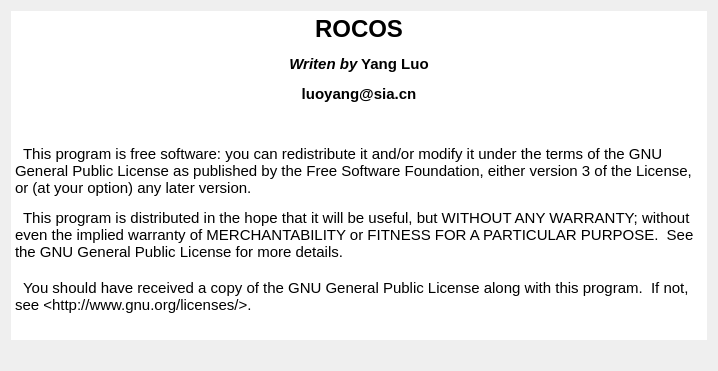
Old version of the form src/AboutDialog.ui in the repository thinkexist1989/rocos-dbg.
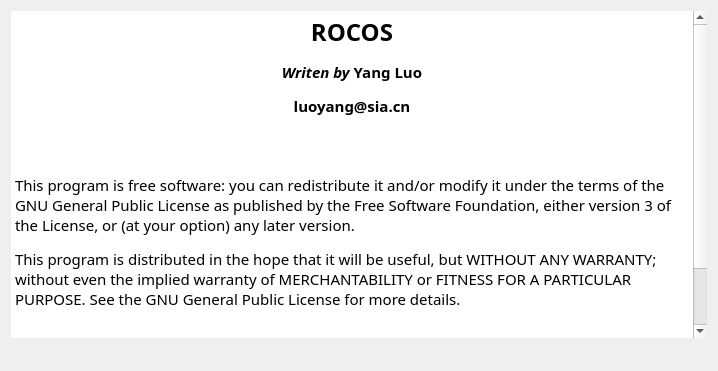
New version of the form. Icons and pictures are not drawn.

```diff
--- a/src/AboutDialog.ui
+++ b/src/AboutDialog.ui
@@ -10,6 +10,11 @@
     <height>371</height>
    </rect>
   </property>
+  <property name="font">
+   <font>
+    <family>腾讯体</family>
+   </font>
+  </property>
   <property name="windowTitle">
    <string>About</string>
   </property>
@@ -26,15 +31,15 @@
       <string>&lt;!DOCTYPE HTML PUBLIC &quot;-//W3C//DTD HTML 4.0//EN&quot; &quot;http://www.w3.org/TR/REC-html40/strict.dtd&quot;&gt;
 &lt;html&gt;&lt;head&gt;&lt;meta name=&quot;qrichtext&quot; content=&quot;1&quot; /&gt;&lt;style type=&quot;text/css&quot;&gt;
 p, li { white-space: pre-wrap; }
-&lt;/style&gt;&lt;/head&gt;&lt;body style=&quot; font-family:'SimSun'; font-size:9pt; font-weight:400; font-style:normal;&quot;&gt;
-&lt;p align=&quot;center&quot; style=&quot; margin-top:12px; margin-bottom:12px; margin-left:0px; margin-right:0px; -qt-block-indent:0; text-indent:0px;&quot;&gt;&lt;span style=&quot; font-family:'Arial'; font-size:18pt; font-weight:600;&quot;&gt;ROCOS&lt;/span&gt;&lt;/p&gt;
-&lt;p align=&quot;center&quot; style=&quot; margin-top:12px; margin-bottom:12px; margin-left:0px; margin-right:0px; -qt-block-indent:0; text-indent:0px;&quot;&gt;&lt;span style=&quot; font-family:'Arial'; font-size:11pt; font-weight:600; font-style:italic;&quot;&gt;Writen by&lt;/span&gt;&lt;span style=&quot; font-family:'Arial'; font-size:11pt; font-weight:600;&quot;&gt; Yang Luo&lt;/span&gt;&lt;/p&gt;
+&lt;/style&gt;&lt;/head&gt;&lt;body style=&quot; font-family:'腾讯体'; font-size:9pt; font-weight:400; font-style:normal;&quot;&gt;
+&lt;p align=&quot;center&quot; style=&quot; margin-top:12px; margin-bottom:12px; margin-left:0px; margin-right:0px; -qt-block-indent:0; text-indent:0px;&quot;&gt;&lt;span style=&quot; font-family:'Microsoft Yahei UI'; font-size:18pt; font-weight:600;&quot;&gt;ROCOS&lt;/span&gt;&lt;/p&gt;
+&lt;p align=&quot;center&quot; style=&quot; margin-top:12px; margin-bottom:12px; margin-left:0px; margin-right:0px; -qt-block-indent:0; text-indent:0px;&quot;&gt;&lt;span style=&quot; font-family:'Microsoft Yahei UI'; font-size:11pt; font-weight:600; font-style:italic;&quot;&gt;Writen by&lt;/span&gt;&lt;span style=&quot; font-family:'Arial'; font-size:11pt; font-weight:600;&quot;&gt; Yang Luo&lt;/span&gt;&lt;/p&gt;
 &lt;p align=&quot;center&quot; style=&quot; margin-top:12px; margin-bottom:12px; margin-left:0px; margin-right:0px; -qt-block-indent:0; text-indent:0px;&quot;&gt;&lt;span style=&quot; font-family:'Arial'; font-size:11pt; font-weight:600;&quot;&gt;luoyang@sia.cn&lt;/span&gt;&lt;/p&gt;
-&lt;p style=&quot;-qt-paragraph-type:empty; margin-top:12px; margin-bottom:12px; margin-left:0px; margin-right:0px; -qt-block-indent:0; text-indent:0px; font-family:'Arial'; font-size:11pt; font-weight:600;&quot;&gt;&lt;br /&gt;&lt;/p&gt;
-&lt;p style=&quot; margin-top:12px; margin-bottom:12px; margin-left:0px; margin-right:0px; -qt-block-indent:0; text-indent:0px;&quot;&gt;&lt;span style=&quot; font-family:'Arial'; font-size:11pt;&quot;&gt;  This program is free software: you can redistribute it and/or modify it under the terms of the GNU General Public License as published by the Free Software Foundation, either version 3 of the License, or (at your option) any later version.&lt;/span&gt;&lt;/p&gt;
-&lt;p style=&quot; margin-top:0px; margin-bottom:0px; margin-left:0px; margin-right:0px; -qt-block-indent:0; text-indent:0px;&quot;&gt;&lt;span style=&quot; font-family:'Arial'; font-size:11pt;&quot;&gt;  This program is distributed in the hope that it will be useful, but WITHOUT ANY WARRANTY; without even the implied warranty of MERCHANTABILITY or FITNESS FOR A PARTICULAR PURPOSE.  See the GNU General Public License for more details.&lt;/span&gt;&lt;/p&gt;
-&lt;p style=&quot;-qt-paragraph-type:empty; margin-top:0px; margin-bottom:0px; margin-left:0px; margin-right:0px; -qt-block-indent:0; text-indent:0px; font-family:'Arial'; font-size:11pt;&quot;&gt;&lt;br /&gt;&lt;/p&gt;
-&lt;p style=&quot; margin-top:0px; margin-bottom:0px; margin-left:0px; margin-right:0px; -qt-block-indent:0; text-indent:0px;&quot;&gt;&lt;span style=&quot; font-family:'Arial'; font-size:11pt;&quot;&gt;  You should have received a copy of the GNU General Public License along with this program.  If not, see &amp;lt;http://www.gnu.org/licenses/&amp;gt;.&lt;/span&gt;&lt;/p&gt;&lt;/body&gt;&lt;/html&gt;</string>
+&lt;p style=&quot; margin-top:12px; margin-bottom:12px; margin-left:0px; margin-right:0px; -qt-block-indent:0; text-indent:0px;&quot;&gt;&lt;span style=&quot; font-family:'Microsoft Yahei UI';&quot;&gt;&lt;br /&gt;&lt;/span&gt;&lt;/p&gt;
+&lt;p style=&quot; margin-top:12px; margin-bottom:12px; margin-left:0px; margin-right:0px; -qt-block-indent:0; text-indent:0px;&quot;&gt;&lt;span style=&quot; font-family:'Microsoft Yahei UI'; font-size:11pt;&quot;&gt;This program is free software: you can redistribute it and/or modify it under the terms of the GNU General Public License as published by the Free Software Foundation, either version 3 of the License, or (at your option) any later version.&lt;/span&gt;&lt;/p&gt;
+&lt;p style=&quot; margin-top:12px; margin-bottom:12px; margin-left:0px; margin-right:0px; -qt-block-indent:0; text-indent:0px;&quot;&gt;&lt;span style=&quot; font-family:'Microsoft Yahei UI'; font-size:11pt;&quot;&gt;This program is distributed in the hope that it will be useful, but WITHOUT ANY WARRANTY; without even the implied warranty of MERCHANTABILITY or FITNESS FOR A PARTICULAR PURPOSE. See the GNU General Public License for more details.&lt;/span&gt;&lt;/p&gt;
+&lt;p style=&quot; margin-top:12px; margin-bottom:12px; margin-left:0px; margin-right:0px; -qt-block-indent:0; text-indent:0px;&quot;&gt;&lt;span style=&quot; font-family:'Microsoft Yahei UI';&quot;&gt;&lt;br /&gt;&lt;/span&gt;&lt;/p&gt;
+&lt;p style=&quot; margin-top:12px; margin-bottom:12px; margin-left:0px; margin-right:0px; -qt-block-indent:0; text-indent:0px;&quot;&gt;&lt;span style=&quot; font-family:'Microsoft Yahei UI'; font-size:11pt;&quot;&gt;You should have received a copy of the GNU General Public License along with this program. If not, see &amp;lt;http://www.gnu.org/licenses/&amp;gt;.&lt;/span&gt;&lt;/p&gt;&lt;/body&gt;&lt;/html&gt;</string>
      </property>
     </widget>
    </item>
```
